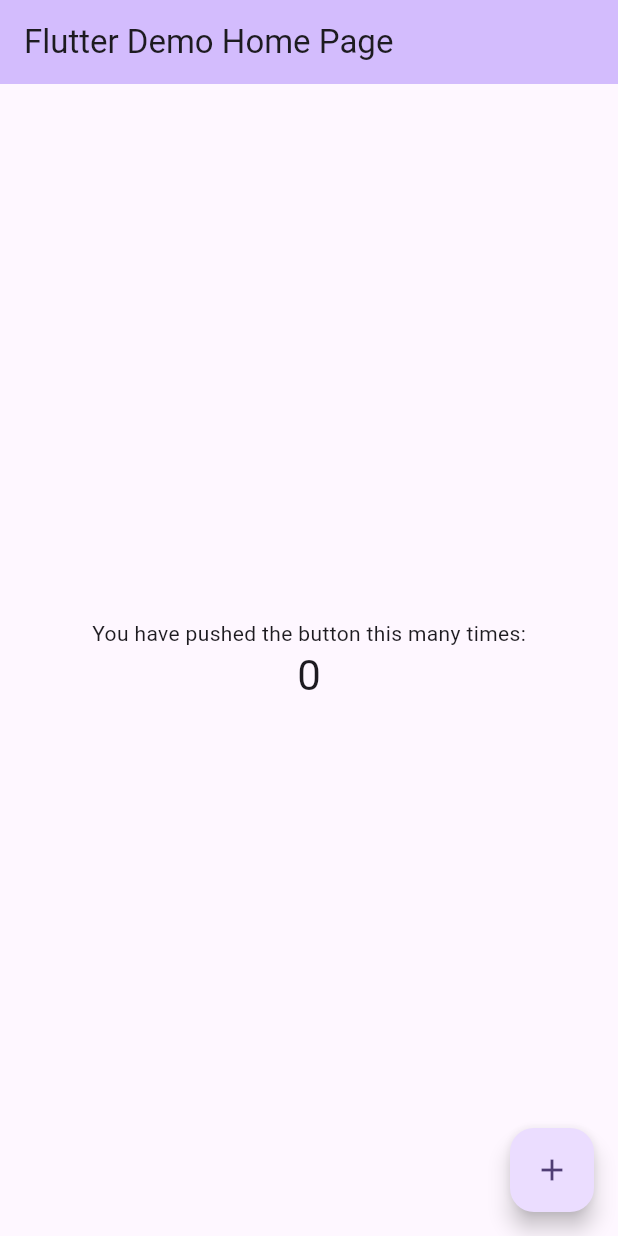
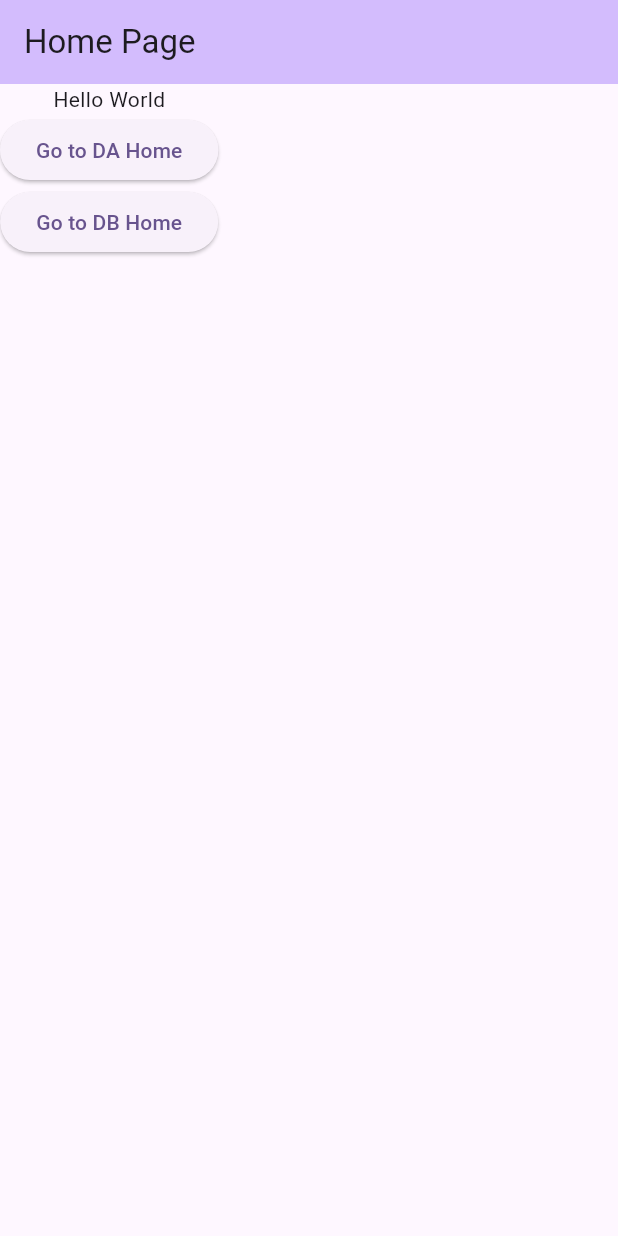
Before and after one commit to gsandaru/multi-module-flutter, a Flutter app: the screen it shows after launch, on a phone screen of 412 x 824 dp. Run offline on Flutter 3.47's test engine with Material 3 defaults, Android fonts, the phone set to English and light mode, and no system bars; our stand-ins replace auto_route; missing offline and left inert: core_services_poc, domain_a, domain_b.

Commit message:
Refactored to a minimal version

```diff
--- a/apps/shell_app/lib/main.dart
+++ b/apps/shell_app/lib/main.dart
@@ -1,125 +1,77 @@
+import 'package:auto_route/auto_route.dart';
+import 'package:core_services_poc/core_services_poc.dart';
 import 'package:flutter/material.dart';
+import 'package:shell_app/placeholder_page.dart';
+import 'package:domain_a/domain_a.dart';
+import 'package:domain_b/domain_b.dart';
 
 void main() {
+  WidgetsFlutterBinding.ensureInitialized();
+
   runApp(const MyApp());
 }
 
 class MyApp extends StatelessWidget {
   const MyApp({super.key});
 
-  // This widget is the root of your application.
   @override
   Widget build(BuildContext context) {
     return MaterialApp(
-      title: 'Flutter Demo',
+      title: 'Multi Module Demo',
       theme: ThemeData(
-        // This is the theme of your application.
-        //
-        // TRY THIS: Try running your application with "flutter run". You'll see
-        // the application has a purple toolbar. Then, without quitting the app,
-        // try changing the seedColor in the colorScheme below to Colors.green
-        // and then invoke "hot reload" (save your changes or press the "hot
-        // reload" button in a Flutter-supported IDE, or press "r" if you used
-        // the command line to start the app).
-        //
-        // Notice that the counter didn't reset back to zero; the application
-        // state is not lost during the reload. To reset the state, use hot
-        // restart instead.
-        //
-        // This works for code too, not just values: Most code changes can be
-        // tested with just a hot reload.
         colorScheme: ColorScheme.fromSeed(seedColor: Colors.deepPurple),
         useMaterial3: true,
       ),
-      home: const MyHomePage(title: 'Flutter Demo Home Page'),
+      home: const MyHomePage(),
     );
   }
 }
 
+@RoutePage()
 class MyHomePage extends StatefulWidget {
-  const MyHomePage({super.key, required this.title});
-
-  // This widget is the home page of your application. It is stateful, meaning
-  // that it has a State object (defined below) that contains fields that affect
-  // how it looks.
-
-  // This class is the configuration for the state. It holds the values (in this
-  // case the title) provided by the parent (in this case the App widget) and
-  // used by the build method of the State. Fields in a Widget subclass are
-  // always marked "final".
-
-  final String title;
+  const MyHomePage({super.key});
 
   @override
   State<MyHomePage> createState() => _MyHomePageState();
 }
 
 class _MyHomePageState extends State<MyHomePage> {
-  int _counter = 0;
-
-  void _incrementCounter() {
-    setState(() {
-      // This call to setState tells the Flutter framework that something has
-      // changed in this State, which causes it to rerun the build method below
-      // so that the display can reflect the updated values. If we changed
-      // _counter without calling setState(), then the build method would not be
-      // called again, and so nothing would appear to happen.
-      _counter++;
-    });
-  }
-
   @override
   Widget build(BuildContext context) {
-    // This method is rerun every time setState is called, for instance as done
-    // by the _incrementCounter method above.
-    //
-    // The Flutter framework has been optimized to make rerunning build methods
-    // fast, so that you can just rebuild anything that needs updating rather
-    // than having to individually change instances of widgets.
     return Scaffold(
       appBar: AppBar(
-        // TRY THIS: Try changing the color here to a specific color (to
-        // Colors.amber, perhaps?) and trigger a hot reload to see the AppBar
-        // change color while the other colors stay the same.
         backgroundColor: Theme.of(context).colorScheme.inversePrimary,
-        // Here we take the value from the MyHomePage object that was created by
-        // the App.build method, and use it to set our appbar title.
-        title: Text(widget.title),
+        title: const Text('Home Page'),
       ),
-      body: Center(
-        // Center is a layout widget. It takes a single child and positions it
-        // in the middle of the parent.
-        child: Column(
-          // Column is also a layout widget. It takes a list of children and
-          // arranges them vertically. By default, it sizes itself to fit its
-          // children horizontally, and tries to be as tall as its parent.
-          //
-          // Column has various properties to control how it sizes itself and
-          // how it positions its children. Here we use mainAxisAlignment to
-          // center the children vertically; the main axis here is the vertical
-          // axis because Columns are vertical (the cross axis would be
-          // horizontal).
-          //
-          // TRY THIS: Invoke "debug painting" (choose the "Toggle Debug Paint"
-          // action in the IDE, or press "p" in the console), to see the
-          // wireframe for each widget.
-          mainAxisAlignment: MainAxisAlignment.center,
-          children: <Widget>[
-            const Text(
-              'You have pushed the button this many times:',
-            ),
-            Text(
-              '$_counter',
-              style: Theme.of(context).textTheme.headlineMedium,
-            ),
-          ],
-        ),
+      body: Column(
+        children: [
+          Text('Hello World'),
+          ElevatedButton(
+              onPressed: () {
+                // go to placeholder page without autoroute
+                Navigator.push(
+                  context,
+                  MaterialPageRoute(
+                      builder: (context) => const PlaceHolderPage(
+                            child: DomainAPage(),
+                          )),
+                );
+              },
+              child: Text("Go to DA Home")),
+          ElevatedButton(
+              onPressed: () {
+                // go to placeholder page without autoroute
+                Navigator.push(
+                  context,
+                  MaterialPageRoute(
+                      builder: (context) => const PlaceHolderPage(
+                            child: DomainBTestPage(),
+                          )),
+                );
+              },
+              child: Text("Go to DB Home")),
+        ],
       ),
-      floatingActionButton: FloatingActionButton(
-        onPressed: _incrementCounter,
-        tooltip: 'Increment',
-        child: const Icon(Icons.add),
-      ), // This trailing comma makes auto-formatting nicer for build methods.
     );
   }
 }
```
Also changed, not shown: apps/shell_app/lib/placeholder_page.dart (added, +16 -0 lines), apps/shell_app/pubspec.yaml (+16 -0 lines), melos.yaml (+9 -0 lines).
